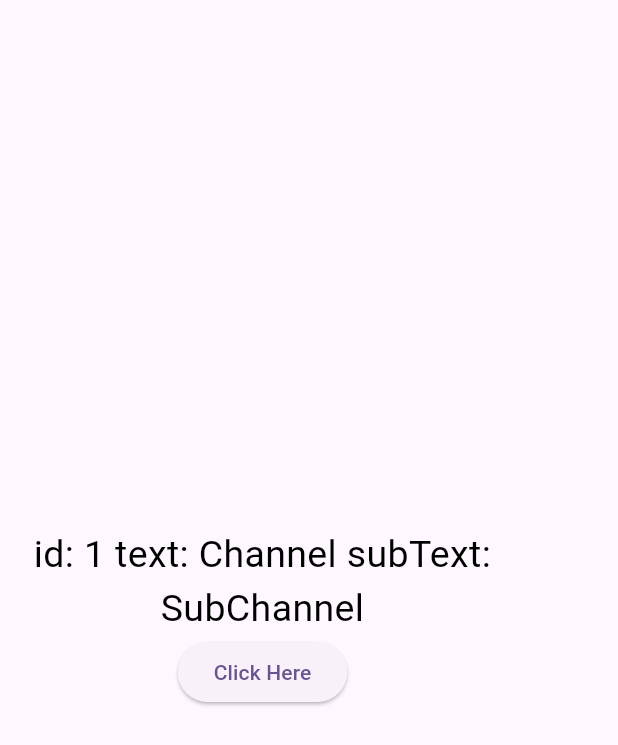
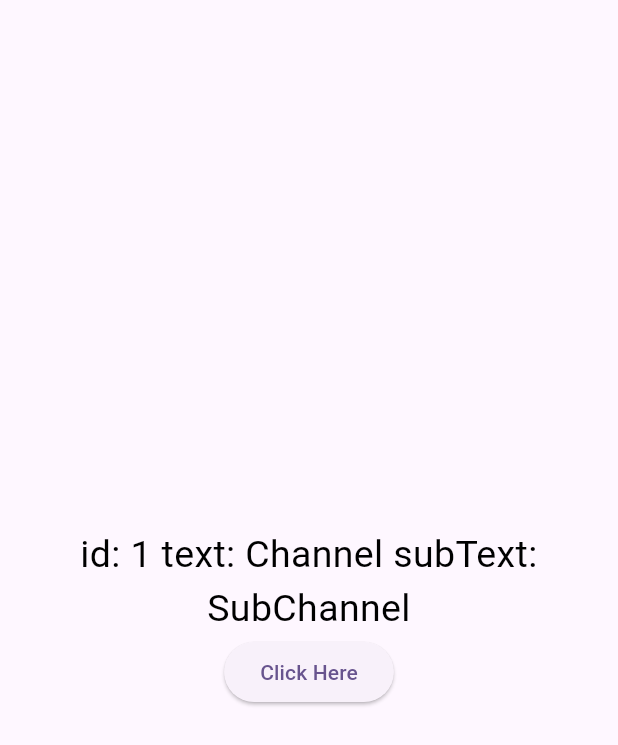
Before and after one commit to NicosNicolaou16/ExampleChannelNativeAndroidWithCustomData, a Flutter app: the screen it shows after launch, on a phone screen of 412 x 824 dp. Shown: the top 745 px of the screen. Run offline on Flutter 3.47's test engine with Material 3 defaults, Android fonts, the phone set to English and light mode, and no system bars.

Commit message:
minor fixes

```diff
--- a/lib/my_app.dart
+++ b/lib/my_app.dart
@@ -85,7 +85,8 @@ class _MyAppState extends State<MyApp> {
               mainAxisAlignment: MainAxisAlignment.center,
               crossAxisAlignment: CrossAxisAlignment.center,
               children: [
-                SizedBox(
+                Center(
+                  child: SizedBox(
                     width: 350,
                     child: Text(
                       "id: ${_channelDataModel.id ?? ""} text: ${_channelDataModel.text ?? ""} subText: ${_channelDataModel.subText ?? ""}",
@@ -93,6 +94,7 @@ class _MyAppState extends State<MyApp> {
                       style: const TextStyle(
                         fontSize: 25,
                         color: Colors.black,
+                      ),
                     ),
                   ),
                 ),
```
Also changed, not shown: 1 other file. Lines whose indentation alone changed are shown as unchanged.
